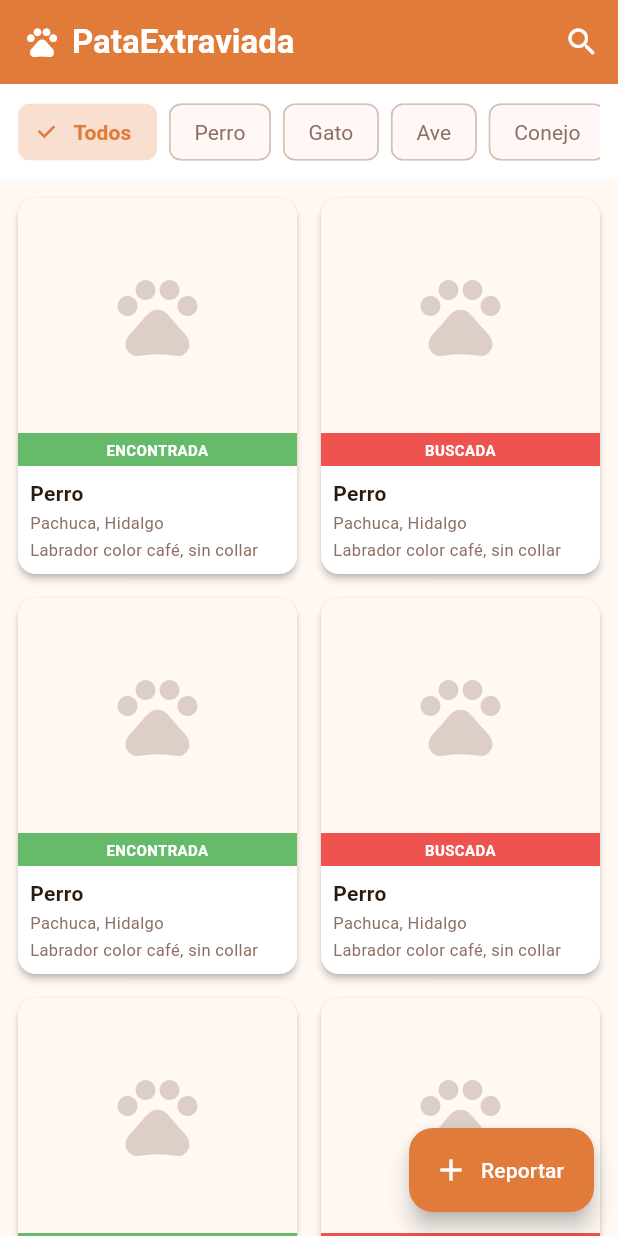
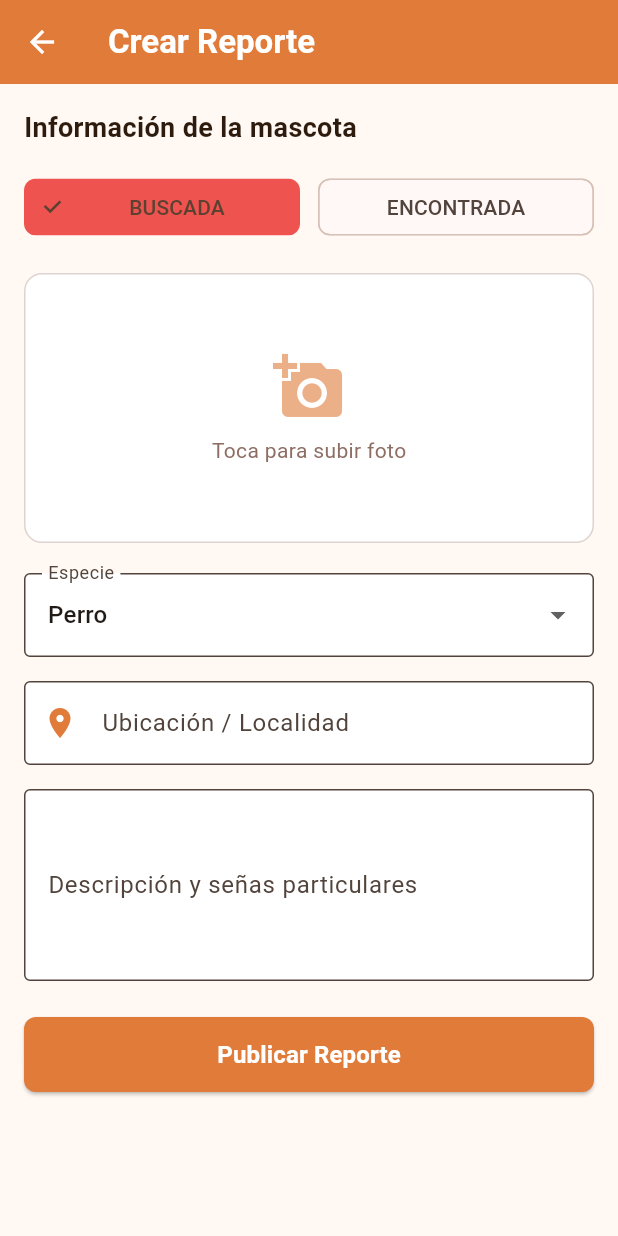
Before and after one commit to Alex-Hrdz/PataExtraviadaPruebas, a Flutter app: the screen it shows once a user with an empty profile is signed in, after a tap on "Reportar", on a phone screen of 412 x 824 dp. Run offline on Flutter 3.47's test engine with Material 3 defaults, Android fonts, the phone set to English and light mode, and no system bars; our stand-ins replace cloud_firestore, firebase_auth, firebase_core, firebase_storage, image_picker; accounts and stored records are empty; generated files the repository leaves out were written again.

Commit message:
Implementa formulario de reportes y conexion a Firestore para Pets Amber

```diff
--- /dev/null
+++ b/lib/screens/feed/add_report_screen.dart
@@ -0,0 +1,217 @@
+import 'dart:io';
+import 'package:flutter/material.dart';
+import 'package:flutter/foundation.dart' show kIsWeb;
+import 'package:cloud_firestore/cloud_firestore.dart';
+import 'package:firebase_auth/firebase_auth.dart';
+import 'package:firebase_storage/firebase_storage.dart';
+import 'package:image_picker/image_picker.dart';
+import '../../utils/app_colors.dart';
+
+class AddReportScreen extends StatefulWidget {
+  const AddReportScreen({super.key});
+
+  @override
+  State<AddReportScreen> createState() => _AddReportScreenState();
+}
+
+class _AddReportScreenState extends State<AddReportScreen> {
+  final _formKey = GlobalKey<FormState>();
+  final _localidadController = TextEditingController();
+  final _descripcionController = TextEditingController();
+
+  String _tipoReporte = 'buscada';
+  String _especie = 'Perro';
+  bool _isLoading = false;
+
+  // Variables para la imagen
+  XFile? _imagenSeleccionada;
+  final ImagePicker _picker = ImagePicker();
+
+  Future<void> _seleccionarImagen() async {
+    final XFile? imagen = await _picker.pickImage(
+      source: ImageSource.gallery,
+      maxWidth: 1080, // Optimización de tamaño
+      imageQuality: 80,
+    );
+    if (imagen != null) {
+      setState(() => _imagenSeleccionada = imagen);
+    }
+  }
+
+  Future<void> _enviarReporteSeguro() async {
+    if (!_formKey.currentState!.validate()) return;
+
+    // Validar que haya seleccionado una foto
+    if (_imagenSeleccionada == null) {
+      ScaffoldMessenger.of(context).showSnackBar(
+        const SnackBar(content: Text('Por favor, selecciona una foto de la mascota.')),
+      );
+      return;
+    }
+
+    final currentUser = FirebaseAuth.instance.currentUser;
+    if (currentUser == null) return;
+
+    setState(() => _isLoading = true);
+
+    try {
+      // 1. Subir la imagen a Firebase Storage
+      final storageRef = FirebaseStorage.instance.ref().child('mascotas/${DateTime.now().millisecondsSinceEpoch}.jpg');
+
+      // readAsBytes es compatible con Web y Móvil
+      final bytes = await _imagenSeleccionada!.readAsBytes();
+      await storageRef.putData(bytes, SettableMetadata(contentType: 'image/jpeg'));
+
+      // 2. Obtener la URL pública de la imagen
+      final fotoUrl = await storageRef.getDownloadURL();
+
+      // 3. Guardar el reporte en Firestore con la URL incluida
+      await FirebaseFirestore.instance.collection('publicaciones').add({
+        'userId': currentUser.uid,
+        'tipoReporte': _tipoReporte,
+        'mascota': {
+          'especie': _especie,
+          'descripcion': _descripcionController.text.trim(),
+          'fotosUrl': [fotoUrl], // Guardamos la URL en formato de lista
+        },
+        'ubicacion': {
+          'localidad': _localidadController.text.trim(),
+        },
+        'estado': 'activo',
+        'fechaPublicacion': FieldValue.serverTimestamp(),
+      });
+
+      if (mounted) {
+        ScaffoldMessenger.of(context).showSnackBar(
+          const SnackBar(content: Text('✅ Reporte publicado con éxito'), backgroundColor: AppColors.found),
+        );
+        Navigator.pop(context);
+      }
+    } catch (e) {
+      if (mounted) {
+        ScaffoldMessenger.of(context).showSnackBar(
+          const SnackBar(content: Text('Error al subir el reporte.'), backgroundColor: AppColors.lost),
+        );
+      }
+    } finally {
+      if (mounted) setState(() => _isLoading = false);
+    }
+  }
+
+  @override
+  void dispose() {
+    _localidadController.dispose();
+    _descripcionController.dispose();
+    super.dispose();
+  }
+
+  @override
+  Widget build(BuildContext context) {
+    return Scaffold(
+      backgroundColor: AppColors.background,
+      appBar: AppBar(
+        title: const Text('Crear Reporte', style: TextStyle(color: Colors.white, fontWeight: FontWeight.bold)),
+        iconTheme: const IconThemeData(color: Colors.white),
+      ),
+      body: SingleChildScrollView(
+        padding: const EdgeInsets.all(16.0),
+        child: Form(
+          key: _formKey,
+          child: Column(
+            crossAxisAlignment: CrossAxisAlignment.start,
+            children: [
+              const Text('Información de la mascota', style: TextStyle(fontSize: 18, fontWeight: FontWeight.bold, color: AppColors.textPrimary)),
+              const SizedBox(height: 16),
+
+              Row(
+                children: [
+                  Expanded(
+                    child: ChoiceChip(
+                      label: const Center(child: Text('BUSCADA')),
+                      selected: _tipoReporte == 'buscada',
+                      selectedColor: AppColors.lost,
+                      onSelected: (val) { if (val) setState(() => _tipoReporte = 'buscada'); },
+                    ),
+                  ),
+                  const SizedBox(width: 12),
+                  Expanded(
+                    child: ChoiceChip(
+                      label: const Center(child: Text('ENCONTRADA')),
+                      selected: _tipoReporte == 'encontrada',
+                      selectedColor: AppColors.found,
+                      onSelected: (val) { if (val) setState(() => _tipoReporte = 'encontrada'); },
+                    ),
+                  ),
+                ],
+              ),
+              const SizedBox(height: 20),
+
+              // Selector de Imagen
+              GestureDetector(
+                onTap: _seleccionarImagen,
+                child: Container(
+                  height: 180,
+                  width: double.infinity,
+                  decoration: BoxDecoration(
+                    color: Colors.white,
+                    borderRadius: BorderRadius.circular(12),
+                    border: Border.all(color: AppColors.textSecondary.withOpacity(0.3)),
+                  ),
+                  clipBehavior: Clip.antiAlias, // Para que la imagen respete los bordes redondeados
+                  child: _imagenSeleccionada == null
+                      ? Column(
+                          mainAxisAlignment: MainAxisAlignment.center,
+                          children: [
+                            Icon(Icons.add_a_photo, size: 48, color: AppColors.primary.withOpacity(0.6)),
+                            const SizedBox(height: 8),
+                            const Text('Toca para subir foto', style: TextStyle(color: AppColors.textSecondary)),
+                          ],
+                        )
+                      : kIsWeb
+                          ? Image.network(_imagenSeleccionada!.path, fit: BoxFit.cover)
+                          : Image.file(File(_imagenSeleccionada!.path), fit: BoxFit.cover),
+                ),
+              ),
+              const SizedBox(height: 20),
+
+              DropdownButtonFormField<String>(
+                value: _especie,
+                decoration: const InputDecoration(labelText: 'Especie', border: OutlineInputBorder(), fillColor: Colors.white, filled: true),
+                items: ['Perro', 'Gato', 'Ave', 'Conejo', 'Otro'].map((e) => DropdownMenuItem(value: e, child: Text(e))).toList(),
+                onChanged: (val) { if (val != null) setState(() => _especie = val); },
+              ),
+              const SizedBox(height: 16),
+
+              TextFormField(
+                controller: _localidadController,
+                decoration: const InputDecoration(labelText: 'Ubicación / Localidad', border: OutlineInputBorder(), prefixIcon: Icon(Icons.location_on, color: AppColors.primary), fillColor: Colors.white, filled: true),
+                validator: (val) => val == null || val.isEmpty ? 'Requerido' : null,
+              ),
+              const SizedBox(height: 16),
+
+              TextFormField(
+                controller: _descripcionController,
+                maxLines: 4,
+                decoration: const InputDecoration(labelText: 'Descripción y señas particulares', border: OutlineInputBorder(), fillColor: Colors.white, filled: true),
+                validator: (val) => val == null || val.isEmpty ? 'Requerido' : null,
+              ),
+              const SizedBox(height: 24),
+
+              SizedBox(
+                width: double.infinity,
+                height: 50,
+                child: ElevatedButton(
+                  onPressed: _isLoading ? null : _enviarReporteSeguro,
+                  style: ElevatedButton.styleFrom(backgroundColor: AppColors.primary),
+                  child: _isLoading
+                      ? const CircularProgressIndicator(color: Colors.white)
+                      : const Text('Publicar Reporte', style: TextStyle(fontSize: 16, fontWeight: FontWeight.bold)),
+                ),
+              ),
+            ],
+          ),
+        ),
+      ),
+    );
+  }
+}
--- a/lib/screens/feed/feed_screen.dart
+++ b/lib/screens/feed/feed_screen.dart
@@ -1,5 +1,7 @@
 import 'package:flutter/material.dart';
+import 'package:cloud_firestore/cloud_firestore.dart';
 import '../../utils/app_colors.dart';
+import 'add_report_screen.dart';
 
 class FeedScreen extends StatelessWidget {
   const FeedScreen({super.key});
@@ -31,14 +33,14 @@ class FeedScreen extends StatelessWidget {
       ),
       body: Column(
         children: [
-          // Filtros
+          // Filtros (Se mantienen visuales por ahora)
           Container(
             color: Colors.white,
             padding: const EdgeInsets.symmetric(horizontal: 12, vertical: 8),
             child: SingleChildScrollView(
               scrollDirection: Axis.horizontal,
               child: Row(
-                children: [
+                children: const [
                   _FilterChip(label: 'Todos', selected: true),
                   _FilterChip(label: 'Perro', selected: false),
                   _FilterChip(label: 'Gato', selected: false),
@@ -49,9 +51,42 @@ class FeedScreen extends StatelessWidget {
               ),
             ),
           ),
-          // Feed
+
+          // Feed en Tiempo Real
           Expanded(
-            child: GridView.builder(
+            child: StreamBuilder<QuerySnapshot>(
+              // Escuchamos la colección 'publicaciones' ordenada por fecha de publicación (los más nuevos primero)
+              stream: FirebaseFirestore.instance
+                  .collection('publicaciones')
+                  .orderBy('fechaPublicacion', descending: true)
+                  .snapshots(),
+              builder: (context, snapshot) {
+                // 1. Mientras carga la petición
+                if (snapshot.connectionState == ConnectionState.waiting) {
+                  return const Center(child: CircularProgressIndicator(color: AppColors.primary));
+                }
+
+                // 2. Si ocurre algún error de conexión o de permisos
+                if (snapshot.hasError) {
+                  return const Center(child: Text('Error al cargar las publicaciones.'));
+                }
+
+                // 3. Si la base de datos está vacía
+                if (!snapshot.hasData || snapshot.data!.docs.isEmpty) {
+                  return const Center(
+                    child: Text(
+                      'No hay reportes activos.\n¡Sé el primero en publicar!',
+                      textAlign: TextAlign.center,
+                      style: TextStyle(color: AppColors.textSecondary),
+                    ),
+                  );
+                }
+
+                // 4. Extraemos los documentos de la base de datos
+                final reportes = snapshot.data!.docs;
+
+                // 5. Construimos el GridView dinámico
+                return GridView.builder(
                   padding: const EdgeInsets.all(8),
                   gridDelegate: const SliverGridDelegateWithFixedCrossAxisCount(
                     crossAxisCount: 2,
@@ -59,13 +94,24 @@ class FeedScreen extends StatelessWidget {
                     mainAxisSpacing: 8,
                     childAspectRatio: 0.75,
                   ),
-              itemCount: 10,
+                  itemCount: reportes.length,
                   itemBuilder: (context, index) {
+                    // Convertimos el documento de Firestore a un mapa de Dart
+                    final data = reportes[index].data() as Map<String, dynamic>;
+
+                    // Extraemos los mapas anidados con seguridad por si falta algún dato
+                    final mascota = data['mascota'] as Map<String, dynamic>? ?? {};
+                    final ubicacion = data['ubicacion'] as Map<String, dynamic>? ?? {};
+                    final fotos = mascota['fotosUrl'] as List<dynamic>? ?? [];
+
                     return _PetCard(
-                  tipo: index % 2 == 0 ? 'encontrada' : 'buscada',
-                  especie: 'Perro',
-                  localidad: 'Pachuca, Hidalgo',
-                  descripcion: 'Labrador color café, sin collar',
+                      tipo: data['tipoReporte'] ?? 'buscada',
+                      especie: mascota['especie'] ?? 'Desconocida',
+                      localidad: ubicacion['localidad'] ?? 'Sin ubicación',
+                      descripcion: mascota['descripcion'] ?? 'Sin descripción',
+                      fotoUrl: fotos.isNotEmpty ? fotos.first.toString() : null,
+                    );
+                  },
                 );
               },
             ),
@@ -73,7 +119,15 @@ class FeedScreen extends StatelessWidget {
         ],
       ),
       floatingActionButton: FloatingActionButton.extended(
-        onPressed: () {},
+        onPressed: () {
+          // Navegación conectada hacia nuestra pantalla segura
+          Navigator.push(
+            context,
+            MaterialPageRoute(
+              builder: (context) => const AddReportScreen(),
+            ),
+          );
+        },
         backgroundColor: AppColors.primary,
         icon: const Icon(Icons.add, color: Colors.white),
         label: const Text('Reportar', style: TextStyle(color: Colors.white)),
@@ -81,6 +135,10 @@ class FeedScreen extends StatelessWidget {
     );
   }
 }
+
+// =====================================================================
+// WIDGETS AUXILIARES
+// =====================================================================
 
 class _FilterChip extends StatelessWidget {
   final String label;
@@ -112,12 +170,14 @@ class _PetCard extends StatelessWidget {
   final String especie;
   final String localidad;
   final String descripcion;
+  final String? fotoUrl; // Agregamos la URL
 
   const _PetCard({
     required this.tipo,
     required this.especie,
     required this.localidad,
     required this.descripcion,
+    this.fotoUrl, // Hacemos que sea opcional
   });
 
   @override
@@ -129,19 +189,22 @@ class _PetCard extends StatelessWidget {
       child: Column(
         crossAxisAlignment: CrossAxisAlignment.start,
         children: [
-          // Imagen placeholder
+          // Imagen dinámica desde Firebase Storage
           Expanded(
             child: Container(
               width: double.infinity,
               color: AppColors.background,
-              child: Icon(
-                Icons.pets,
-                size: 64,
-                color: AppColors.textSecondary.withOpacity(0.3),
+              child: fotoUrl != null && fotoUrl!.isNotEmpty
+                  ? Image.network(
+                      fotoUrl!,
+                      fit: BoxFit.cover,
+                      errorBuilder: (context, error, stackTrace) =>
+                          Icon(Icons.broken_image, size: 64, color: AppColors.textSecondary.withOpacity(0.3)),
+                    )
+                  : Icon(Icons.pets, size: 64, color: AppColors.textSecondary.withOpacity(0.3)),
             ),
           ),
-          ),
-          // Badge tipo
+
           Container(
             width: double.infinity,
             padding: const EdgeInsets.symmetric(vertical: 4),
@@ -149,45 +212,20 @@ class _PetCard extends StatelessWidget {
             child: Text(
               isFound ? 'ENCONTRADA' : 'BUSCADA',
               textAlign: TextAlign.center,
-              style: const TextStyle(
-                color: Colors.white,
-                fontSize: 10,
-                fontWeight: FontWeight.bold,
+              style: const TextStyle(color: Colors.white, fontSize: 10, fontWeight: FontWeight.bold),
             ),
           ),
-          ),
-          // Info
+
           Padding(
             padding: const EdgeInsets.all(8),
             child: Column(
               crossAxisAlignment: CrossAxisAlignment.start,
               children: [
-                Text(
-                  especie,
-                  style: const TextStyle(
-                    fontWeight: FontWeight.bold,
-                    color: AppColors.textPrimary,
-                    fontSize: 14,
-                  ),
-                ),
+                Text(especie, style: const TextStyle(fontWeight: FontWeight.bold, color: AppColors.textPrimary, fontSize: 14)),
                 const SizedBox(height: 2),
-                Text(
-                  localidad,
-                  style: const TextStyle(
-                    color: AppColors.textSecondary,
-                    fontSize: 11,
-                  ),
-                ),
+                Text(localidad, style: const TextStyle(color: AppColors.textSecondary, fontSize: 11), maxLines: 1, overflow: TextOverflow.ellipsis),
                 const SizedBox(height: 2),
-                Text(
-                  descripcion,
-                  style: const TextStyle(
-                    color: AppColors.textSecondary,
-                    fontSize: 11,
-                  ),
-                  maxLines: 2,
-                  overflow: TextOverflow.ellipsis,
-                ),
+                Text(descripcion, style: const TextStyle(color: AppColors.textSecondary, fontSize: 11), maxLines: 2, overflow: TextOverflow.ellipsis),
               ],
             ),
           ),
--- a/pubspec.yaml
+++ b/pubspec.yaml
@@ -38,6 +38,7 @@ dependencies:
   firebase_auth: ^6.5.3
   cloud_firestore: ^6.6.0
   firebase_storage: ^13.4.3
+  image_picker: ^1.2.2
 
 dev_dependencies:
   flutter_test:
```
Also changed, not shown: lib/models/reporte_mascota.dart (added, +61 -0 lines), firebase.json, pubspec.lock, 10 other files. Lines whose indentation alone changed are shown as unchanged.
